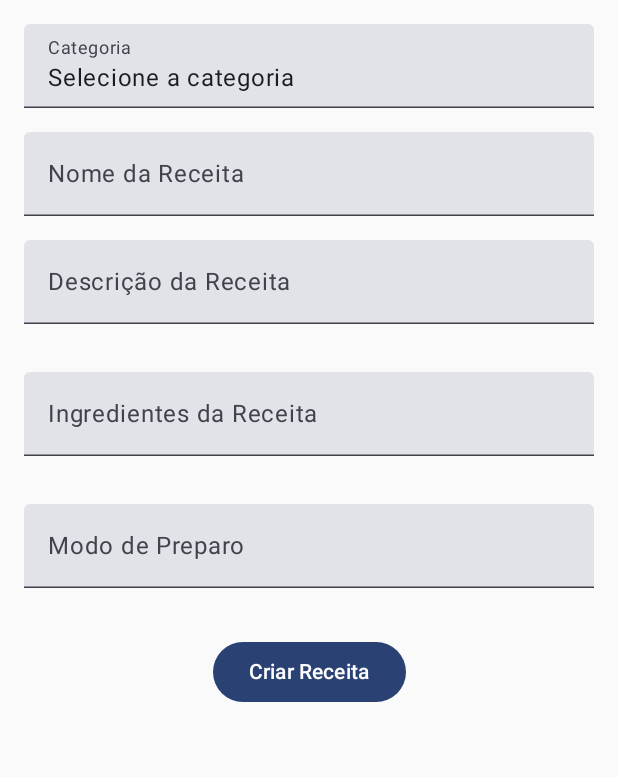
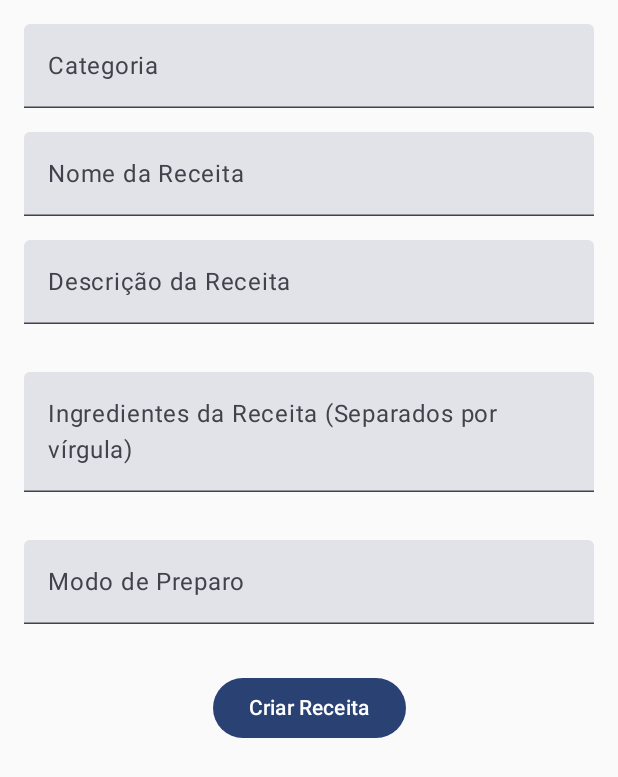
Before and after one commit to MarcelFlrs/AppDeReceitas, an Android app built with Jetpack Compose: the screen it shows after launch (MainActivity), after a tap on "Adicionar Receita", on a phone screen of 412 x 824 dp. Shown: the top 777 px of the screen. Run offline under Robolectric (Android 15) with nearby library versions, the phone set to English and light mode, and no system bars; our stand-ins replace Firebase (no records; nobody signed in at launch, a user with empty details on screens opened directly), Room's generated code.

Commit message:
Gravar receita com categoria

```diff
--- a/app/src/main/java/br/edu/up/appdereceitas/RecipeApp.kt
+++ b/app/src/main/java/br/edu/up/appdereceitas/RecipeApp.kt
@@ -44,6 +44,7 @@ fun RecipeApp(
                 DetalhesReceita(
                     navController = navController,
                     viewModel = viewModelReceita,
+                    viewModelCategoria = viewModelCategoria,
                     receitaId = receitaId
                 )
             }
--- a/app/src/main/java/br/edu/up/appdereceitas/ui/screen/GravarReceitas.kt
+++ b/app/src/main/java/br/edu/up/appdereceitas/ui/screen/GravarReceitas.kt
@@ -35,7 +35,7 @@ fun GravarReceitas(
     var preparo by remember { mutableStateOf("") }
     var categoriaId by remember { mutableIntStateOf(0) }
     var expanded by remember { mutableStateOf(false) }
-    var selectedCategoria by remember { mutableStateOf("Selecione a categoria") }
+    var selectedCategoria by remember { mutableStateOf("") }
 
     LaunchedEffect(receita) {
         if (receita != null) {
@@ -62,8 +62,10 @@ fun GravarReceitas(
                 value = selectedCategoria,
                 onValueChange = {},
                 label = { Text("Categoria") },
-                modifier = Modifier.fillMaxWidth(),
-                readOnly = true
+                modifier = Modifier
+                    .menuAnchor()
+                    .fillMaxWidth(),
+                readOnly = true,
             )
 
             ExposedDropdownMenu(
@@ -106,7 +108,7 @@ fun GravarReceitas(
         TextField(
             value = ingredientes,
             onValueChange = { ingredientes = it },
-            label = { Text("Ingredientes da Receita") },
+            label = { Text("Ingredientes da Receita (Separados por vírgula)") },
             modifier = Modifier.fillMaxWidth()
         )
 
--- a/app/src/main/java/br/edu/up/appdereceitas/ui/viewmodel/CategoriaViewModel.kt
+++ b/app/src/main/java/br/edu/up/appdereceitas/ui/viewmodel/CategoriaViewModel.kt
@@ -24,6 +24,10 @@ class CategoriaViewModel (
         return repository.buscarCategoriaPorId(id)
     }
 
+    fun getNomeCategoriaById(categoriaId: Int): String {
+        return _categorias.value.find { it.id == categoriaId }?.nome ?: "Categoria não encontrada"
+    }
+
     fun deleteCategoria(categoria: Categoria) {
         viewModelScope.launch {
             repository.deleteCategoria(categoria)
```
Also changed, not shown: app/src/main/java/br/edu/up/appdereceitas/ui/screen/DetalhesReceitas.kt (+14 -0 lines).
